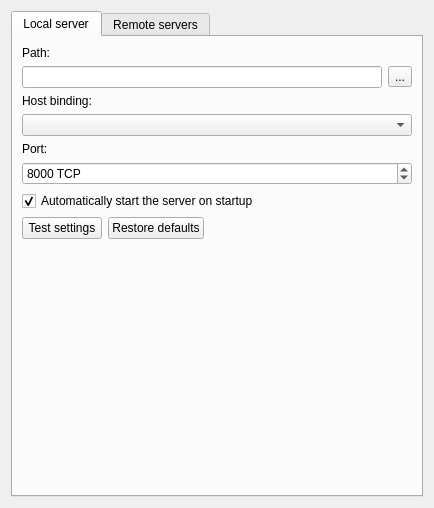
Before: the Qt Designer form gns3/ui/server_preferences_page.ui in GNS3/gns3-gui, drawn with Qt 5.
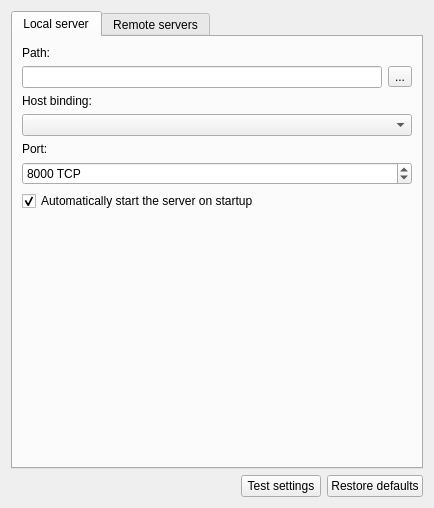
After: the same form once the commit is applied.

Commit message: Improvements on the preferences dialog.

Diff of the .ui file:
```diff
--- a/gns3/ui/server_preferences_page.ui
+++ b/gns3/ui/server_preferences_page.ui
@@ -65,37 +65,6 @@
          </property>
         </widget>
        </item>
-       <item row="7" column="1">
-        <spacer name="horizontalSpacer">
-         <property name="orientation">
-          <enum>Qt::Horizontal</enum>
-         </property>
-         <property name="sizeHint" stdset="0">
-          <size>
-           <width>164</width>
-           <height>20</height>
-          </size>
-         </property>
-        </spacer>
-       </item>
-       <item row="7" column="0">
-        <layout class="QHBoxLayout" name="horizontalLayout_2">
-         <item>
-          <widget class="QPushButton" name="uiTestSettingsPushButton">
-           <property name="text">
-            <string>Test settings</string>
-           </property>
-          </widget>
-         </item>
-         <item>
-          <widget class="QPushButton" name="uiRestoreDefaultsPushButton">
-           <property name="text">
-            <string>Restore defaults</string>
-           </property>
-          </widget>
-         </item>
-        </layout>
-       </item>
        <item row="8" column="0" colspan="2">
         <spacer name="spacer">
          <property name="orientation">
@@ -245,6 +214,37 @@
      </widget>
     </widget>
    </item>
+   <item>
+    <layout class="QHBoxLayout" name="horizontalLayout_2">
+     <item>
+      <spacer name="horizontalSpacer">
+       <property name="orientation">
+        <enum>Qt::Horizontal</enum>
+       </property>
+       <property name="sizeHint" stdset="0">
+        <size>
+         <width>164</width>
+         <height>20</height>
+        </size>
+       </property>
+      </spacer>
+     </item>
+     <item>
+      <widget class="QPushButton" name="uiTestSettingsPushButton">
+       <property name="text">
+        <string>Test settings</string>
+       </property>
+      </widget>
+     </item>
+     <item>
+      <widget class="QPushButton" name="uiRestoreDefaultsPushButton">
+       <property name="text">
+        <string>Restore defaults</string>
+       </property>
+      </widget>
+     </item>
+    </layout>
+   </item>
   </layout>
  </widget>
  <tabstops>
```
The commit also changes 19 other files.
